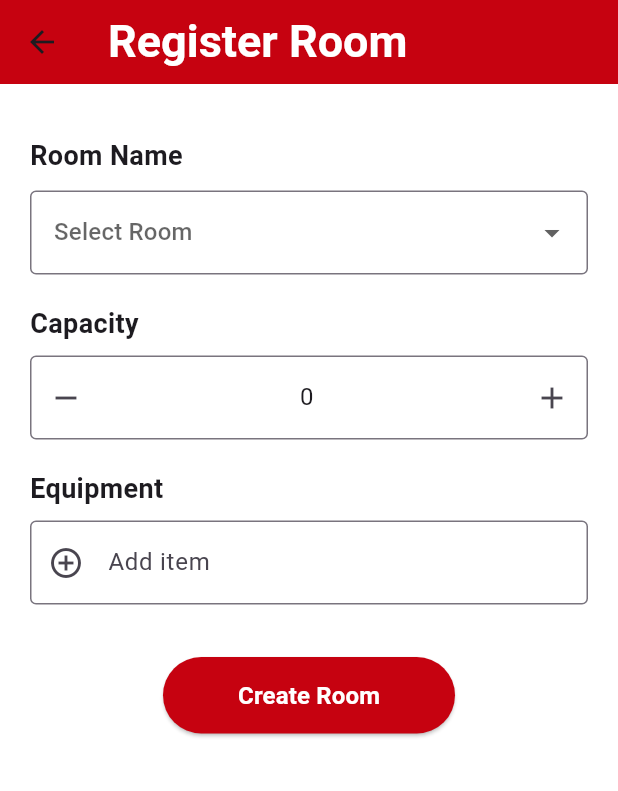
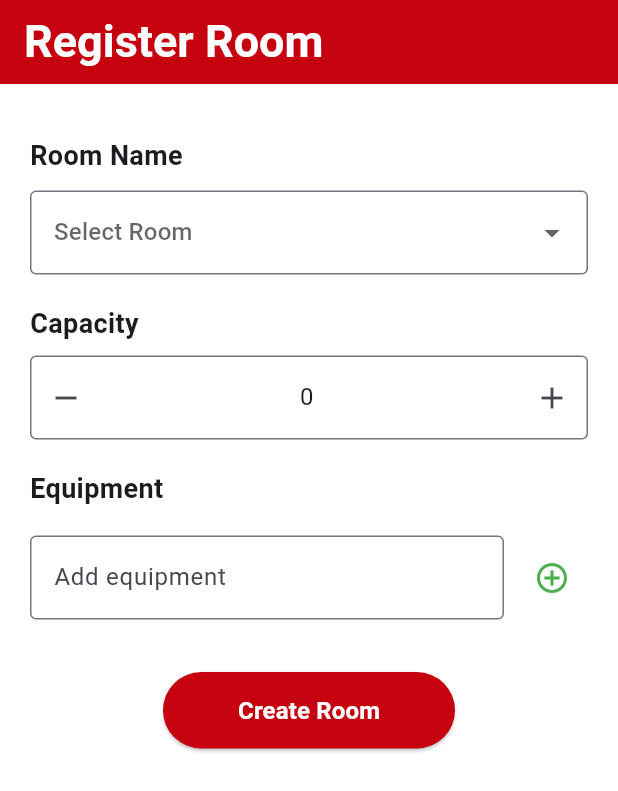
Before and after one commit to Ghamani121/Room_Management_System, a Flutter app: the RegisterRoomView screen opened directly, on a phone screen of 412 x 824 dp. Shown: the top 791 px of the screen. Run offline on Flutter 3.47's test engine with Material 3 defaults, Android fonts, the phone set to English and light mode, and no system bars.

Commit message:
make the ui cleaner

```diff
--- a/frontend/lib/features/rooms/views/register_room.view.dart
+++ b/frontend/lib/features/rooms/views/register_room.view.dart
@@ -124,21 +124,23 @@ class _RegisterRoomViewState extends State<RegisterRoomView> {
     );
   }
 
-  /// --- Equipment Section ---
   Widget _buildEquipmentSection() {
   return Column(
     crossAxisAlignment: CrossAxisAlignment.start,
     children: [
-        const Text("Equipment",
-            style: TextStyle(fontSize: 18, fontWeight: FontWeight.bold)),
+      const Text("Equipment", style: TextStyle(fontSize: 18, fontWeight: FontWeight.bold)),
       const SizedBox(height: 8),
 
       // List of added equipment
-        if (vm.equipment.isNotEmpty) ...[
+      if (vm.equipment.isNotEmpty)
         Column(
-            children: vm.equipment
-                .map((item) => Padding(
+          children: List.generate(vm.equipment.length, (index) {
+            final item = vm.equipment[index];
+            return Padding(
               padding: const EdgeInsets.symmetric(vertical: 6),
+              child: Row(
+                children: [
+                  Expanded(
                     child: TextFormField(
                       readOnly: true,
                       initialValue: item,
@@ -146,33 +148,42 @@ class _RegisterRoomViewState extends State<RegisterRoomView> {
                         border: const OutlineInputBorder(),
                         filled: true,
                         fillColor: Colors.grey[50],
-                          suffixIcon: IconButton(
-                            icon: const Icon(Icons.close,
-                                size: 20, color: Colors.grey),
+                      ),
+                    ),
+                  ),
+                  IconButton(
+                    icon: const Icon(Icons.close, color: Colors.grey),
                     onPressed: () {
                       setState(() {
                         vm.removeEquipment(item);
                       });
                     },
                   ),
+                ],
+              ),
+            );
+          }),
+        ),
+
+      const SizedBox(height: 10),
+
+      // Inline add equipment
+      Row(
+        children: [
+          Expanded(
+            child: TextFormField(
+              controller: _equipmentController,
+              decoration: const InputDecoration(
+                border: OutlineInputBorder(),
+                hintText: "Add equipment",
               ),
             ),
-                    ))
-                .toList(),
           ),
-          const SizedBox(height: 10),
-        ],
-
-        // Add item field
-        TextFormField(
-          controller: _equipmentController,
-          decoration: InputDecoration(
-            border: const OutlineInputBorder(),
-            hintText: "Add item",
-            prefixIcon: const Icon(Icons.add_circle_outline),
-          ),
-          onFieldSubmitted: (value) {
-            final text = value.trim();
+          const SizedBox(width: 8),
+          IconButton(
+            icon: const Icon(Icons.add_circle_outline, color: Colors.green),
+            onPressed: () {
+              final text = _equipmentController.text.trim();
               if (text.isNotEmpty) {
                 setState(() {
                   vm.addEquipment(text);
@@ -182,8 +193,11 @@ class _RegisterRoomViewState extends State<RegisterRoomView> {
             },
           ),
         ],
+      ),
+    ],
   );
 }
+
 
   /// --- Create Room Button ---
   Widget _buildCreateRoomButton() {
--- a/frontend/lib/main.dart
+++ b/frontend/lib/main.dart
@@ -23,8 +23,8 @@ class MyApp extends StatelessWidget {
       theme: ThemeData(
         primarySwatch: Colors.red,
       ),
-      // home: const RegisterRoomView(),
-      home:const BookRoomView(),
+      home: const RegisterRoomView(),
+      // home:const BookRoomView(),
     );
   }
 }
```
Lines whose indentation alone changed are shown as unchanged.
